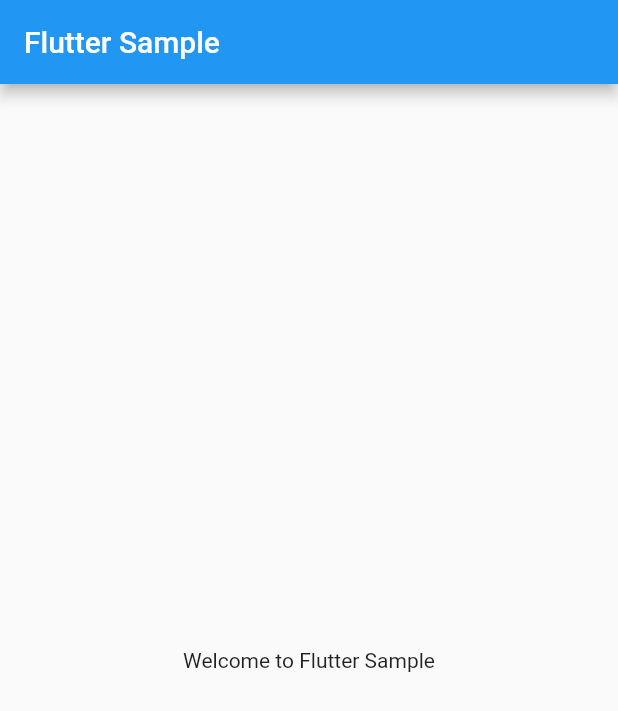
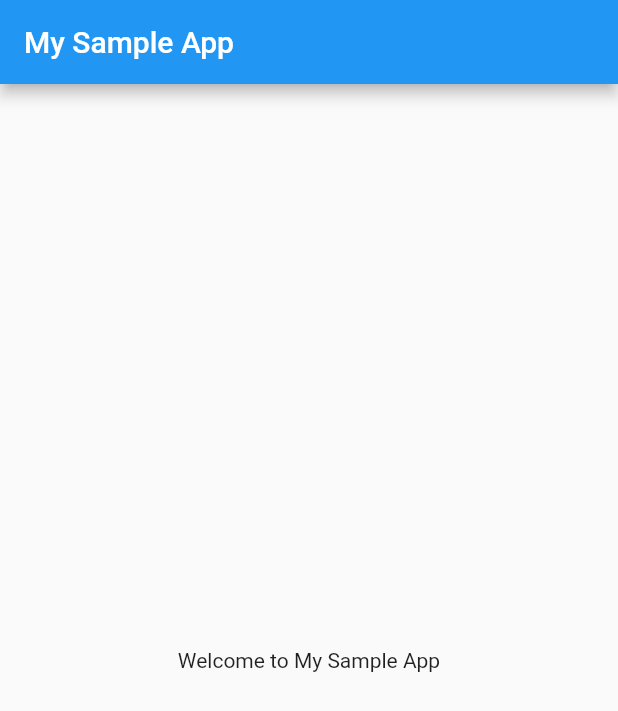
Before and after one commit to liwoo/flutter-firebase-bloc-starter, a Flutter app: the screen it shows after launch, on a phone screen of 412 x 824 dp. Shown: the top 711 px of the screen. Run offline on Flutter 3.47's test engine with Material 2 defaults, Android fonts, the phone set to English and light mode, and no system bars; generated files the repository leaves out were written again.

Commit message:
fixed test

```diff
--- a/lib/l10n/app_en.arb
+++ b/lib/l10n/app_en.arb
@@ -1,3 +1,3 @@
 {
-    "appName": "Flutter Sample"
+    "appName": "My Sample App"
 }
--- a/lib/main.dart
+++ b/lib/main.dart
@@ -1,7 +1,7 @@
 import 'package:flutter/material.dart';
 import 'package:flutter_gen/gen_l10n/app_localizations.dart';
 
-const appName = "Flutter Sample";
+const appName = "My Sample App";
 
 void main() => runApp(MyApp());
 
```
